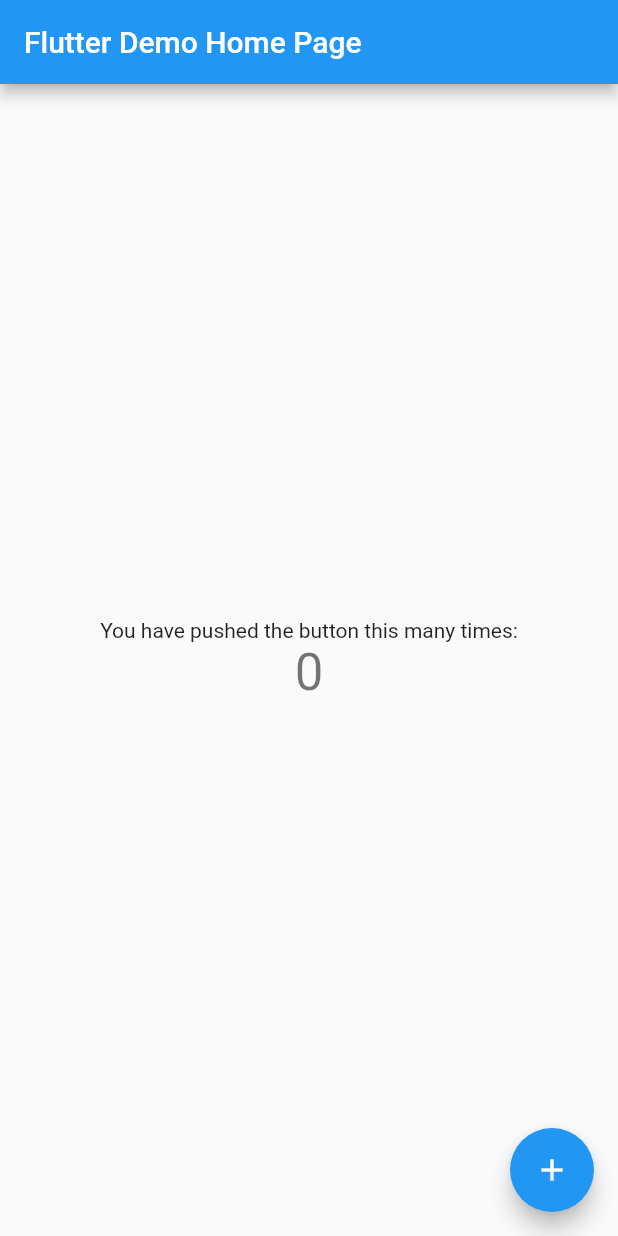
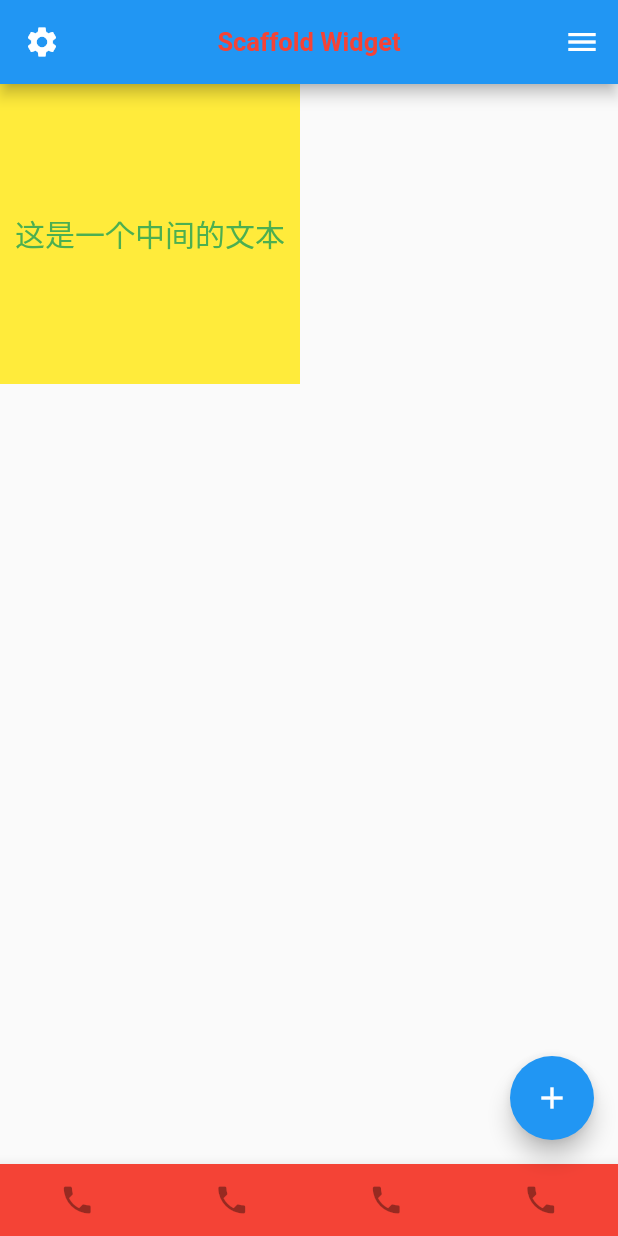
Before and after one commit to c1earlove/clearlove_flutter, a Flutter app: the screen it shows after launch, on a phone screen of 412 x 824 dp. Run offline on Flutter 3.47's test engine with Material 2 defaults, Android fonts, the phone set to English and light mode, and no system bars.

Commit message:
scaffold基本用法

```diff
--- /dev/null
+++ b/clearlove_flutter_learn/lib/basic_widget/scaffold_widget.dart
@@ -0,0 +1,86 @@
+import 'package:flutter/material.dart';
+
+class MyScaffoldWidgetApp extends StatelessWidget {
+  @override
+  Widget build(BuildContext context) {
+    return MaterialApp(
+      home: Scaffold(
+        endDrawer: Drawer(),
+        floatingActionButton: FloatingActionButton(
+          onPressed: () {},
+          tooltip: 'Increment',
+          child: Icon(Icons.add),
+        ),
+        appBar: AppBar(
+          // 不添加这一行，title会偏左
+          centerTitle: true,
+          title: Text(
+            "Scaffold Widget",
+            style: TextStyle(
+              fontSize: 17,
+              fontWeight: FontWeight.bold,
+              color: Colors.red,
+            ),
+          ),
+          leading: IconButton(
+            icon: Icon(
+              Icons.settings,
+              color: Colors.white,
+            ),
+            onPressed: () {
+              print("点击了左按钮");
+              Scaffold.of(context).openDrawer();
+            },
+          ),
+          // actions: [
+          //   IconButton(
+          //       icon: Icon(
+          //         Icons.access_time,
+          //         color: Colors.white,
+          //       ),
+          //       onPressed: null),
+          //   IconButton(
+          //       icon: Icon(
+          //         Icons.calendar_today,
+          //         color: Colors.white,
+          //       ),
+          //       onPressed: null),
+          // ],
+        ),
+        body: Container(
+          // double 类型  在Dart 2.1之后 Int可以根据实际情况转为double
+          width: 200,
+          height: 200,
+          color: Colors.yellow,
+          child: Center(
+            child: Text(
+              "这是一个中间的文本",
+              style: TextStyle(
+                fontSize: 20,
+                color: Colors.green,
+              ),
+            ),
+          ),
+        ),
+        bottomNavigationBar: BottomAppBar(
+            color: Colors.red,
+            child: Row(
+              children: [
+                Expanded(
+                  child: IconButton(icon: Icon(Icons.phone), onPressed: null),
+                ),
+                Expanded(
+                  child: IconButton(icon: Icon(Icons.phone), onPressed: null),
+                ),
+                Expanded(
+                  child: IconButton(icon: Icon(Icons.phone), onPressed: null),
+                ),
+                Expanded(
+                  child: IconButton(icon: Icon(Icons.phone), onPressed: null),
+                ),
+              ],
+            )),
+      ),
+    );
+  }
+}
--- a/clearlove_flutter_learn/lib/main.dart
+++ b/clearlove_flutter_learn/lib/main.dart
@@ -1,7 +1,8 @@
+import 'package:clearlove_flutter_learn/basic_widget/scaffold_widget.dart';
 import 'package:flutter/material.dart';
 
 void main() {
-  runApp(MyApp());
+  runApp(MyScaffoldWidgetApp());
 }
 
 class MyApp extends StatelessWidget {
```
